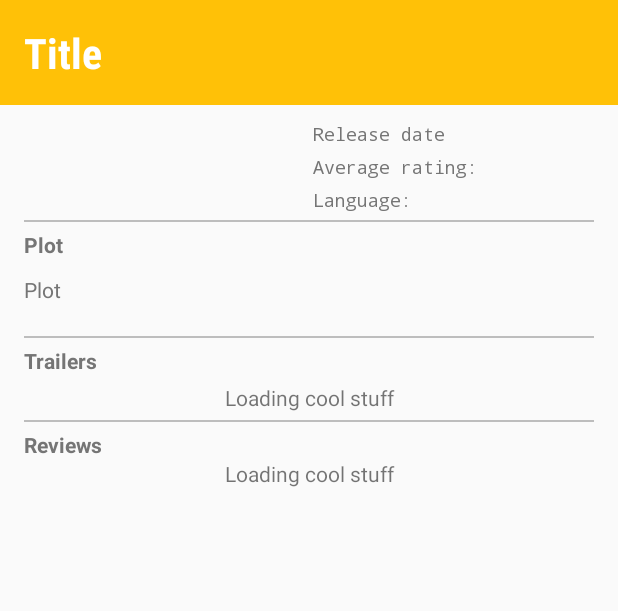
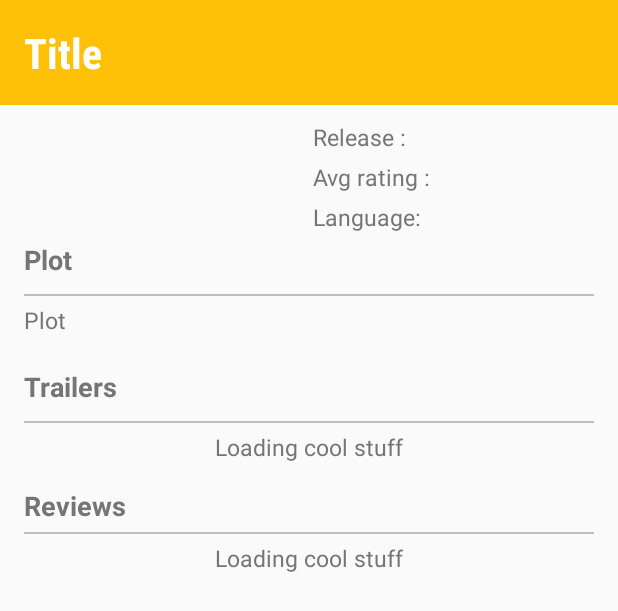
Before and after one commit to dilipkumar4813/movie-android, an Android app: the layout activity_movie_detail.xml on its own in the app's theme, with its tools: preview values and no code run, on a phone screen of 412 x 824 dp. Shown: the top 611 px of the screen. Run offline under Robolectric (Android 15) with nearby library versions, the phone set to English and light mode, and no system bars.

Commit message:
Styling the detail page

```diff
--- a/app/src/main/java/com/iamdilipkumar/movies/movies/utilities/ShareUtils.java
+++ b/app/src/main/java/com/iamdilipkumar/movies/movies/utilities/ShareUtils.java
@@ -1,7 +1,6 @@
 package com.iamdilipkumar.movies.movies.utilities;
 
 import android.app.Activity;
-import android.content.Context;
 import android.support.v4.app.ShareCompat;
 
 import com.iamdilipkumar.movies.movies.R;
--- a/app/src/main/res/layout/activity_movie_detail.xml
+++ b/app/src/main/res/layout/activity_movie_detail.xml
@@ -3,7 +3,6 @@
     xmlns:tools="http://schemas.android.com/tools">
 
     <data>
-
         <variable
             name="movie"
             type="com.iamdilipkumar.movies.movies.models.Movie" />
@@ -20,16 +19,9 @@
             android:orientation="vertical">
 
             <TextView
-                android:id="@+id/tv_movie_title"
-                android:layout_width="match_parent"
+                style="@style/MainTitle"
                 android:layout_height="wrap_content"
-                android:background="@color/colorAccent"
-                android:fontFamily="sans-serif-condensed"
-                android:padding="16dp"
                 android:text="@{movie.title}"
-                android:textSize="28sp"
-                android:textStyle="bold"
-                android:textColor="@android:color/white"
                 tools:text="@string/movie_title" />
 
             <LinearLayout
@@ -37,7 +29,7 @@
                 android:layout_height="wrap_content"
                 android:layout_marginLeft="@dimen/margin_start_and_end"
                 android:layout_marginRight="@dimen/margin_start_and_end"
-                android:layout_marginTop="5dp"
+                android:layout_marginTop="@dimen/short_spacing"
                 android:orientation="horizontal"
                 android:weightSum="2">
 
@@ -54,102 +46,70 @@
                     android:id="@+id/ll_info"
                     android:layout_width="0dp"
                     android:layout_height="wrap_content"
-                    android:layout_marginLeft="5dp"
-                    android:layout_marginStart="5dp"
+                    android:layout_marginLeft="@dimen/short_spacing"
+                    android:layout_marginStart="@dimen/short_spacing"
                     android:layout_weight="1"
                     android:orientation="vertical">
 
                     <TextView
-                        android:id="@+id/tv_movie_release_date"
+                        style="@style/NormalText"
                         android:layout_width="wrap_content"
-                        android:layout_height="wrap_content"
-                        android:layout_marginTop="5dp"
-                        android:fontFamily="monospace"
-                        android:text="@{movie.releaseDate}"
-                        android:textColor="@color/colorSecondaryText"
-                        android:textSize="12sp"
+                        android:text="@{@string/movie_release+movie.releaseDate}"
                         tools:text="@string/movie_release" />
 
                     <TextView
-                        android:id="@+id/tv_movie_average_vote"
+                        style="@style/NormalText"
                         android:layout_width="wrap_content"
-                        android:layout_height="wrap_content"
-                        android:layout_marginTop="5dp"
-                        android:fontFamily="monospace"
                         android:text="@{@string/movie_average_vote+Double.toString(movie.voteAverage)}"
-                        android:textColor="@color/colorSecondaryText"
-                        android:textSize="12sp"
                         tools:text="@string/movie_average_vote" />
 
                     <TextView
-                        android:id="@+id/tv_movie_language"
+                        style="@style/NormalText"
                         android:layout_width="wrap_content"
-                        android:layout_height="wrap_content"
-                        android:layout_marginTop="5dp"
-                        android:fontFamily="monospace"
                         android:text="@{@string/movie_language+movie.originalLanguage}"
-                        android:textColor="@color/colorSecondaryText"
-                        android:textSize="12sp"
                         tools:text="@string/movie_language" />
 
                 </LinearLayout>
 
             </LinearLayout>
 
+            <TextView
+                style="@style/SubTitle"
+                android:layout_height="wrap_content"
+                android:layout_marginTop="@dimen/short_spacing"
+                android:paddingBottom="@dimen/short_spacing"
+                android:text="@string/movie_plot" />
+
             <View
+                style="@style/Divider"
                 android:layout_width="match_parent"
-                android:layout_height="@dimen/divider_height"
+                android:layout_marginTop="@dimen/short_spacing" />
+
+            <TextView
+                style="@style/NormalText"
+                android:layout_width="match_parent"
                 android:layout_marginLeft="@dimen/margin_start_and_end"
                 android:layout_marginRight="@dimen/margin_start_and_end"
-                android:layout_marginTop="5dp"
-                android:background="@color/colorDivider" />
+                android:paddingBottom="@dimen/long_padding"
+                android:text="@{movie.overview}"
+                tools:text="@string/movie_plot" />
 
             <TextView
-                android:layout_width="match_parent"
+                style="@style/SubTitle"
                 android:layout_height="wrap_content"
-                android:layout_marginLeft="@dimen/margin_start_and_end"
-                android:layout_marginRight="@dimen/margin_start_and_end"
-                android:layout_marginTop="5dp"
-                android:paddingBottom="5dp"
-                android:text="@string/movie_plot"
-                android:textColor="@color/colorSecondaryText"
-                android:textStyle="bold" />
-
-            <TextView
-                android:id="@+id/tv_movie_plot"
-                android:layout_width="match_parent"
-                android:layout_height="wrap_content"
-                android:layout_marginLeft="@dimen/margin_start_and_end"
-                android:layout_marginRight="@dimen/margin_start_and_end"
-                android:layout_marginTop="5dp"
-                android:paddingBottom="16dp"
-                android:text="@{movie.overview}"
-                android:textColor="@color/colorSecondaryText"
-                tools:text="@string/movie_plot" />
+                android:layout_marginTop="@dimen/short_spacing"
+                android:paddingBottom="@dimen/short_spacing"
+                android:text="@string/title_trailers" />
 
             <View
+                style="@style/Divider"
                 android:layout_width="match_parent"
-                android:layout_height="@dimen/divider_height"
-                android:layout_marginLeft="@dimen/margin_start_and_end"
-                android:layout_marginRight="@dimen/margin_start_and_end"
-                android:layout_marginTop="5dp"
-                android:background="@color/colorDivider" />
-
-            <TextView
-                android:layout_width="match_parent"
-                android:layout_height="wrap_content"
-                android:layout_marginLeft="@dimen/margin_start_and_end"
-                android:layout_marginRight="@dimen/margin_start_and_end"
-                android:layout_marginTop="5dp"
-                android:paddingBottom="5dp"
-                android:text="@string/title_trailers"
-                android:textColor="@color/colorSecondaryText"
-                android:textStyle="bold" />
+                android:layout_marginTop="@dimen/short_spacing" />
 
             <TextView
                 android:id="@+id/tv_trailers_network"
+                style="@style/NormalText"
                 android:layout_width="match_parent"
-                android:layout_height="wrap_content"
                 android:gravity="center_horizontal"
                 android:text="@string/loading_text" />
 
@@ -163,29 +123,23 @@
                 android:layout_marginStart="@dimen/margin_start_and_end"
                 android:scrollbars="none" />
 
+            <TextView
+                style="@style/SubTitle"
+                android:layout_height="wrap_content"
+                android:layout_marginTop="@dimen/margin_start_and_end"
+                android:text="@string/title_reviews"
+                android:textStyle="bold" />
+
             <View
+                style="@style/Divider"
                 android:layout_width="match_parent"
-                android:layout_height="@dimen/divider_height"
-                android:layout_marginLeft="@dimen/margin_start_and_end"
-                android:layout_marginRight="@dimen/margin_start_and_end"
-                android:layout_marginTop="5dp"
-                android:background="@color/colorDivider" />
-
-            <TextView
-                android:layout_width="match_parent"
-                android:layout_height="wrap_content"
-                android:layout_marginLeft="@dimen/margin_start_and_end"
-                android:layout_marginRight="@dimen/margin_start_and_end"
-                android:layout_marginTop="5dp"
-                android:text="@string/title_reviews"
-                android:textColor="@color/colorSecondaryText"
-                android:textStyle="bold" />
+                android:layout_marginTop="@dimen/short_spacing" />
 
             <TextView
                 android:id="@+id/tv_reviews_network"
+                style="@style/NormalText"
                 android:layout_width="match_parent"
-                android:layout_height="wrap_content"
-                android:layout_marginBottom="16dp"
+                android:layout_marginBottom="@dimen/margin_start_and_end"
                 android:gravity="center_horizontal"
                 android:text="@string/loading_text" />
 
--- a/app/src/main/res/values-land/integers.xml
+++ /dev/null
@@ -1,4 +0,0 @@
-<?xml version="1.0" encoding="utf-8"?>
-<resources>
-    <integer name="grid_columns">2</integer>
-</resources>
--- a/app/src/main/res/values/dimens.xml
+++ b/app/src/main/res/values/dimens.xml
@@ -4,4 +4,6 @@
     <dimen name="progress_bar_dimens">42dp</dimen>
     <dimen name="filters_margin_top_and_bottom">5dp</dimen>
     <dimen name="divider_height">1dp</dimen>
+    <dimen name="short_spacing">5dp</dimen>
+    <dimen name="long_padding">16dp</dimen>
 </resources>
--- a/app/src/main/res/values/integers.xml
+++ /dev/null
@@ -1,4 +0,0 @@
-<?xml version="1.0" encoding="utf-8"?>
-<resources>
-    <integer name="grid_columns">2</integer>
-</resources>
--- a/app/src/main/res/values/strings.xml
+++ b/app/src/main/res/values/strings.xml
@@ -20,11 +20,11 @@
     <string name="movie_poster">Movie poster</string>
     <string name="movie_banner">Movie banner</string>
 
-    <string name="movie_average_vote">Average rating: </string>
+    <string name="movie_average_vote">Avg rating : </string>
     <string name="movie_language">Language: </string>
 
     <string name="movie_title">Title</string>
-    <string name="movie_release">Release date</string>
+    <string name="movie_release">Release : </string>
     <string name="movie_plot">Plot</string>
 
     <string name="title_trailers">Trailers</string>
--- a/app/src/main/res/values/styles.xml
+++ b/app/src/main/res/values/styles.xml
@@ -8,4 +8,41 @@
         <item name="colorAccent">@color/colorAccent</item>
     </style>
 
+    <style name="TextBold">
+        <item name="android:textStyle">bold</item>
+        <item name="android:layout_width">match_parent</item>
+    </style>
+
+    <style name="MainTitle" parent="TextBold">
+        <item name="android:textSize">28sp</item>
+        <item name="android:padding">16dp</item>
+        <item name="android:textColor">@android:color/white</item>
+        <item name="android:background">@color/colorAccent</item>
+        <item name="android:fontFamily">sans-serif-condensed</item>
+    </style>
+
+    <style name="SubTitle" parent="TextBold">
+        <item name="android:textStyle">bold</item>
+        <item name="android:textSize">18sp</item>
+        <item name="android:textColor">@color/colorSecondaryText</item>
+        <item name="android:fontFamily">sans-serif</item>
+        <item name="android:layout_marginLeft">@dimen/margin_start_and_end</item>
+        <item name="android:layout_marginRight">@dimen/margin_start_and_end</item>
+    </style>
+
+    <style name="Divider">
+        <item name="android:layout_height">1dp</item>
+        <item name="android:background">@color/colorDivider</item>
+        <item name="android:layout_marginLeft">@dimen/margin_start_and_end</item>
+        <item name="android:layout_marginRight">@dimen/margin_start_and_end</item>
+    </style>
+
+    <style name="NormalText">
+        <item name="android:layout_height">wrap_content</item>
+        <item name="android:fontFamily">sans-serif</item>
+        <item name="android:textSize">15sp</item>
+        <item name="android:layout_marginTop">@dimen/short_spacing</item>
+        <item name="android:textColor">@color/colorSecondaryText</item>
+    </style>
+
 </resources>
```
